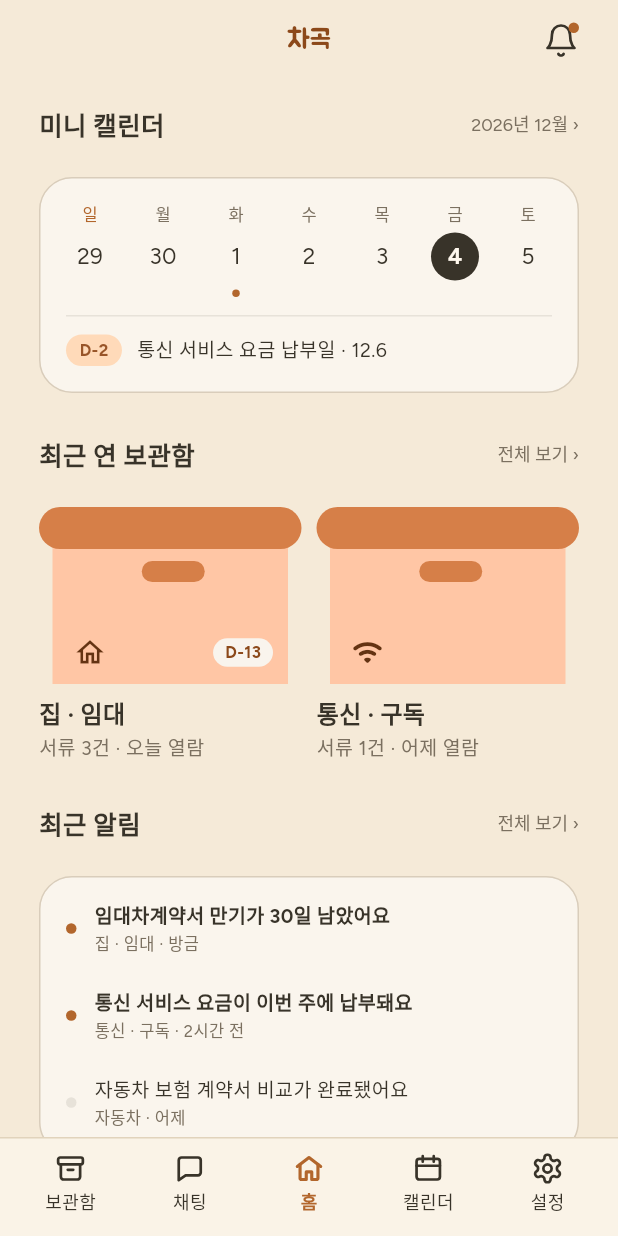
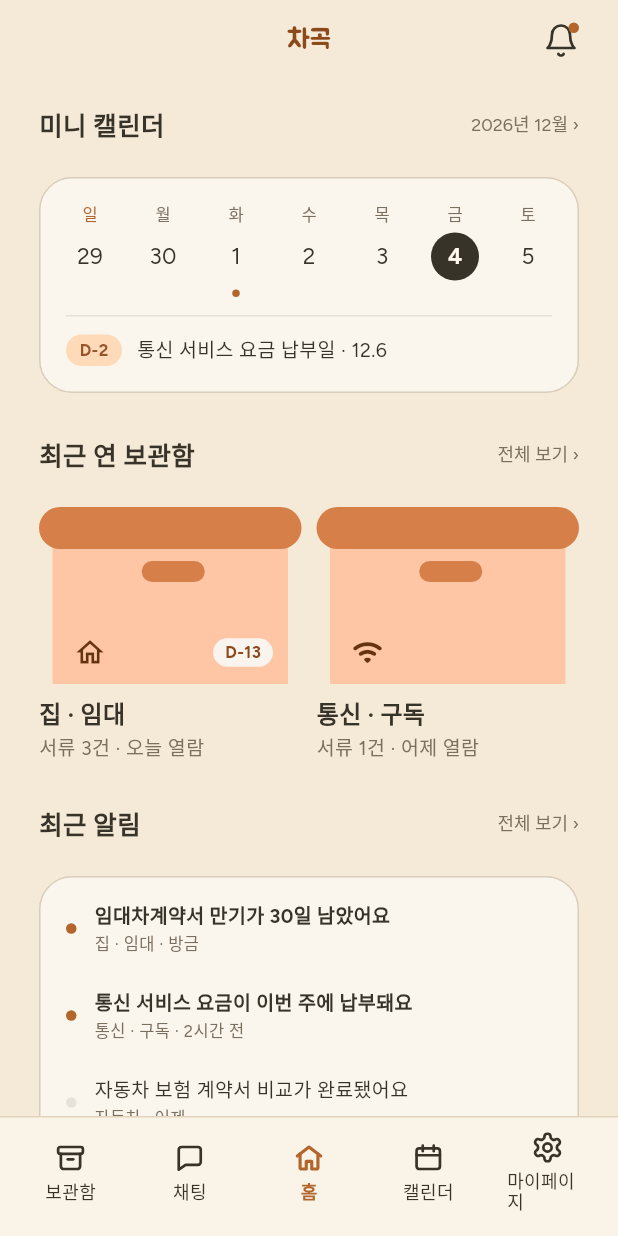
Before and after one commit to gachi-2-4/chagok-mobile, a Flutter app: the screen it shows after launch, on a phone screen of 412 x 824 dp. Run offline on Flutter 3.47's test engine with Material 3 defaults, Android fonts, the phone set to English and light mode, and no system bars; our stand-ins replace file_picker, flutter_riverpod, flutter_secure_storage, flutter_svg, go_router, package_info_plus; missing offline and left inert: app_settings, cunning_document_scanner.

Commit message:
ui(app): 바텀바 설정 탭 이름을 마이페이지로 변경 (#35)
Figma 바텀바는 마지막 탭이 "마이페이지"라 이름을 맞춘다. 탭을 누르면
지금처럼 설정 화면이 열린다.

Co-authored-by: Claude Opus 5.5 <noreply@anthropic.com>

```diff
--- a/lib/app/app_strings.dart
+++ b/lib/app/app_strings.dart
@@ -7,7 +7,9 @@ abstract final class AppStrings {
   static const chatTab = '채팅';
   static const homeTab = '홈';
   static const calendarTab = '캘린더';
-  static const settingsTab = '설정';
+
+  /// 설정 화면으로 가는 탭. Figma 바텀바 이름을 따릅니다.
+  static const myPageTab = '마이페이지';
 
   /// 아직 만들지 않은 탭 화면에 보이는 안내.
   static const comingSoon = '준비 중인 화면이에요.';
--- a/lib/app/main_shell.dart
+++ b/lib/app/main_shell.dart
@@ -5,7 +5,7 @@ import 'package:chagok_mobile/core/widgets/app_bottom_nav_item.dart';
 import 'package:flutter/material.dart';
 import 'package:go_router/go_router.dart';
 
-/// 하단 탭 바로 보관함 · 채팅 · 홈 · 캘린더 · 설정을 오가는 바깥 틀.
+/// 하단 탭 바로 보관함 · 채팅 · 홈 · 캘린더 · 마이페이지를 오가는 바깥 틀.
 ///
 /// 탭마다 화면 쌓임을 따로 기억하도록 [StatefulNavigationShell]을 씁니다.
 /// 탭 순서는 `router.dart`의 탭 경로 순서와 같아야 합니다.
@@ -34,7 +34,7 @@ class MainShell extends StatelessWidget {
       activeIconAsset: AppIcons.navCalendarActive,
     ),
     AppBottomNavItem(
-      label: AppStrings.settingsTab,
+      label: AppStrings.myPageTab,
       iconAsset: AppIcons.navSettings,
     ),
   ];
--- a/lib/app/router.dart
+++ b/lib/app/router.dart
@@ -97,7 +97,7 @@ abstract final class AppRoute {
       '/login/forgot-password/verification';
   static const resetPassword = '/login/reset-password';
 
-  // 설정 하위 화면 (S02~S05). 설정 탭 안에 쌓여 바텀바가 계속 보입니다.
+  // 설정 하위 화면 (S02~S05). 마이페이지 탭 안에 쌓여 바텀바가 계속 보입니다.
   static const textSizeSettings = '/settings/text-size';
   static const notificationSettings = '/settings/notifications';
 }
--- a/lib/core/widgets/app_bottom_nav_bar.dart
+++ b/lib/core/widgets/app_bottom_nav_bar.dart
@@ -7,7 +7,7 @@ import 'package:flutter_svg/flutter_svg.dart';
 
 /// 화면 맨 아래의 탭 이동 바.
 ///
-/// Figma `div.nav`에 해당합니다. 예: 보관함 · 채팅 · 홈 · 캘린더 · 설정
+/// Figma `div.nav`에 해당합니다. 예: 보관함 · 채팅 · 홈 · 캘린더 · 마이페이지
 class AppBottomNavBar extends StatelessWidget {
   const AppBottomNavBar({
     required this.items,
```
Also changed, not shown: 1 other file.
